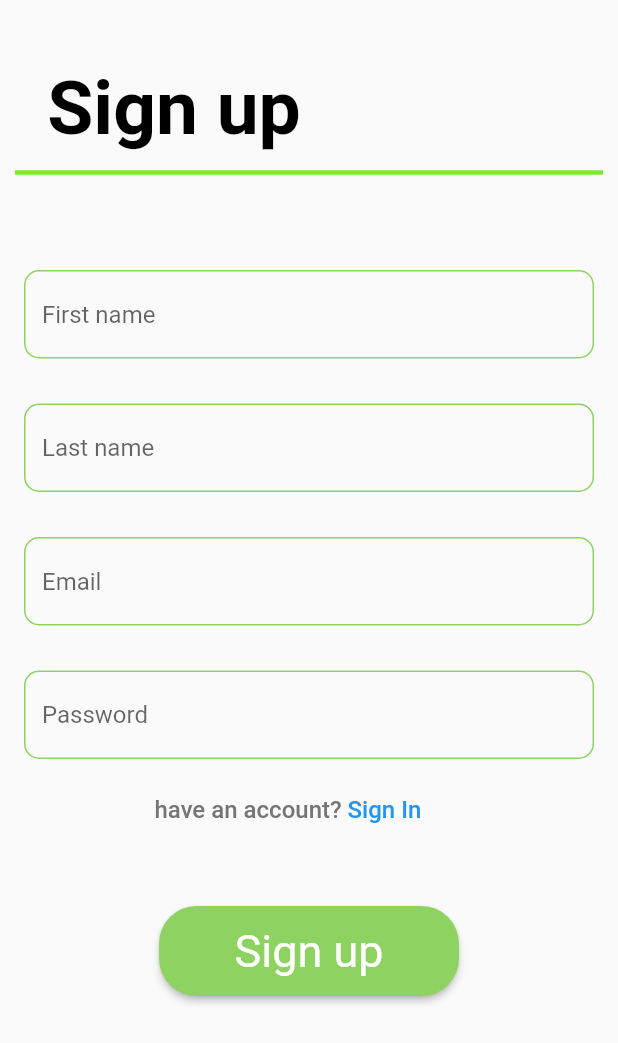
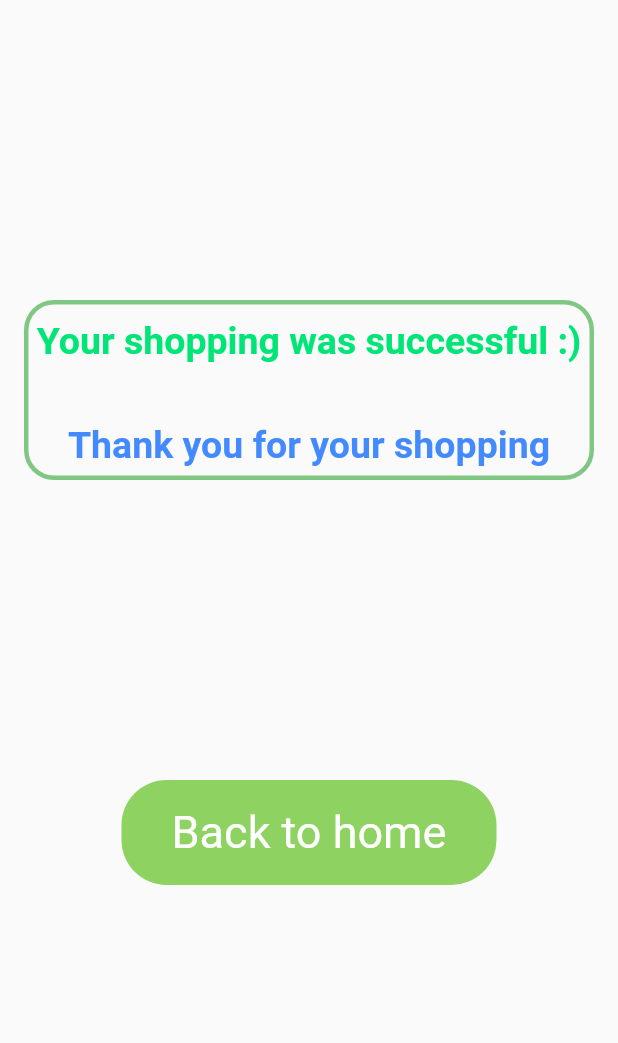
Before and after one commit to Faezeh-dqn/Giahdooni, a Flutter app: the screen it shows after launch, on a phone screen of 412 x 824 dp. Shown: the top 1043 px of the screen. Run offline on Flutter 3.47's test engine with Material 2 defaults, Android fonts, the light colour scheme and no system bars; our stand-ins replace cloud_firestore, firebase_auth, firebase_core, firebase_storage, get, get_it and 3 more; missing offline and left inert: flutter_gifimage, zarinpal; accounts and stored records are empty.

Commit message:
last fucking commit

```diff
--- a/lib/main.dart
+++ b/lib/main.dart
@@ -3,11 +3,14 @@ import 'package:flutter/material.dart';
 import 'package:get/get.dart';
 import 'package:giahdooni/service_locator.dart';
 import 'package:flutter/services.dart';
+import 'package:giahdooni/views/SuccessfulShopping_page.dart';
 import 'package:giahdooni/views/home_page.dart';
+import 'package:giahdooni/views/lastPage.dart';
 import 'package:giahdooni/views/menu_page.dart';
 import 'package:giahdooni/views/pay_page.dart';
 import 'package:giahdooni/views/profile_page.dart';
 import 'package:giahdooni/views/signup_page.dart';
+import 'package:giahdooni/views/start_page.dart';
 
 void main() async {
   WidgetsFlutterBinding.ensureInitialized();
@@ -25,7 +28,7 @@ class MyApp extends StatelessWidget {
   Widget build(BuildContext context) {
     return GetMaterialApp(
       debugShowCheckedModeBanner: false,
-      home: SignUpPage(),
+      home: SuccessfulShoppingPAge(),
     );
   }
 }
--- /dev/null
+++ b/lib/models/PaymentGateWayInfo.dart
@@ -0,0 +1,6 @@
+class PaymentInfo {
+  String cvv2;
+  String cartNum;
+  String password;
+  String exp;
+}
--- a/lib/services/firestore_service.dart
+++ b/lib/services/firestore_service.dart
@@ -159,7 +159,7 @@ class FirestoreService {
         .collection(userCollection)
         .doc(currentUserId)
         .collection(orderCollection)
-        .doc(order.name)
+        .doc(order.id)
         .delete();
   }
 
--- a/lib/views/Buying_page.dart
+++ b/lib/views/Buying_page.dart
@@ -315,7 +315,7 @@ class BuyingPage extends StatelessWidget {
                     await showTopSnackBar(
                       context,
                       CustomSnackBar.success(
-                        message: 'Submit was successful!',
+                        message: 'Your purchase was successful!',
                       ),
                     );
                     await Get.to(MenuPage());
--- /dev/null
+++ b/lib/views/lastPage.dart
@@ -0,0 +1,75 @@
+import 'package:flutter/material.dart';
+import 'package:get/get.dart';
+import 'package:giahdooni/views/menu_page.dart';
+
+class LastPage extends StatelessWidget {
+  @override
+  Widget build(BuildContext context) {
+    return Scaffold(
+      body: Center(
+        child: Column(
+          children: [
+            SizedBox(
+              height: 200,
+            ),
+            Container(
+              decoration: BoxDecoration(
+                borderRadius: BorderRadius.all(Radius.circular(20)),
+                border: Border.all(color: Colors.green.shade300, width: 3),
+              ),
+              height: 120,
+              width: 380,
+              child: Column(
+                children: [
+                  SizedBox(
+                    height: 10,
+                  ),
+                  Text(
+                    'Your shopping was successful :)',
+                    style: TextStyle(
+                        fontSize: 25,
+                        fontWeight: FontWeight.bold,
+                        color: Colors.greenAccent.shade400),
+                  ),
+                  SizedBox(
+                    height: 40,
+                  ),
+                  Text(
+                    'Thank you for your shopping',
+                    style: TextStyle(
+                        fontSize: 25,
+                        fontWeight: FontWeight.bold,
+                        color: Colors.blueAccent),
+                  ),
+                ],
+              ),
+            ),
+            SizedBox(
+              height: 200,
+            ),
+            Container(
+              height: 70,
+              width: 250,
+              child: RaisedButton(
+                elevation: 0,
+                shape: RoundedRectangleBorder(
+                    borderRadius: BorderRadius.circular(30)),
+                onPressed: () {
+                  Get.to(MenuPage());
+                },
+                color: Color(0xff8ED362),
+                child: Text(
+                  'Back to home',
+                  style: TextStyle(
+                      color: Colors.white,
+                      fontSize: 30,
+                      fontWeight: FontWeight.w400),
+                ),
+              ),
+            ),
+          ],
+        ),
+      ),
+    );
+  }
+}
--- a/pubspec.yaml
+++ b/pubspec.yaml
@@ -35,12 +35,15 @@ dependencies:
   firebase_auth: ^1.1.0
   cloud_firestore: ^1.0.5
   flutter_typeahead: ^1.7.0
+  flutter_gifimage: ^1.0.0
+
 
 
 
   # The following adds the Cupertino Icons font to your application.
   # Use with the CupertinoIcons class for iOS style icons.
   cupertino_icons: ^1.0.2
+  zarinpal: ^1.0.4
 
 dev_dependencies:
   flutter_test:
@@ -82,3 +85,4 @@ flutter:
     - images/root_rot.png
     - images/stem_rot.jpg
     - images/no_pic.png
+    - images/sending.gif
```
Also changed, not shown: lib/payment.dart (added, +37 -0 lines), lib/service_locator.dart (+8 -0 lines), lib/viewmodels/paying_page_viewmodel.dart (+11 -0 lines), lib/viewmodels/paymentGateway_page_viewmodel.dart (added, +54 -0 lines), lib/viewmodels/successful_page_viewmodel.dart (added, +13 -0 lines), lib/views/SuccessfulShopping_page.dart (added, +41 -0 lines), lib/views/pay_page.dart (+16 -9 lines), lib/views/paymentGetaway.dart (added, +239 -0 lines), lib/views/paymentLoading.dart (added, +41 -0 lines), lib/views/profile_page.dart (+2 -20 lines), lib/views/start_page.dart (+20 -5 lines), images/sending.gif (added), pubspec.lock.
